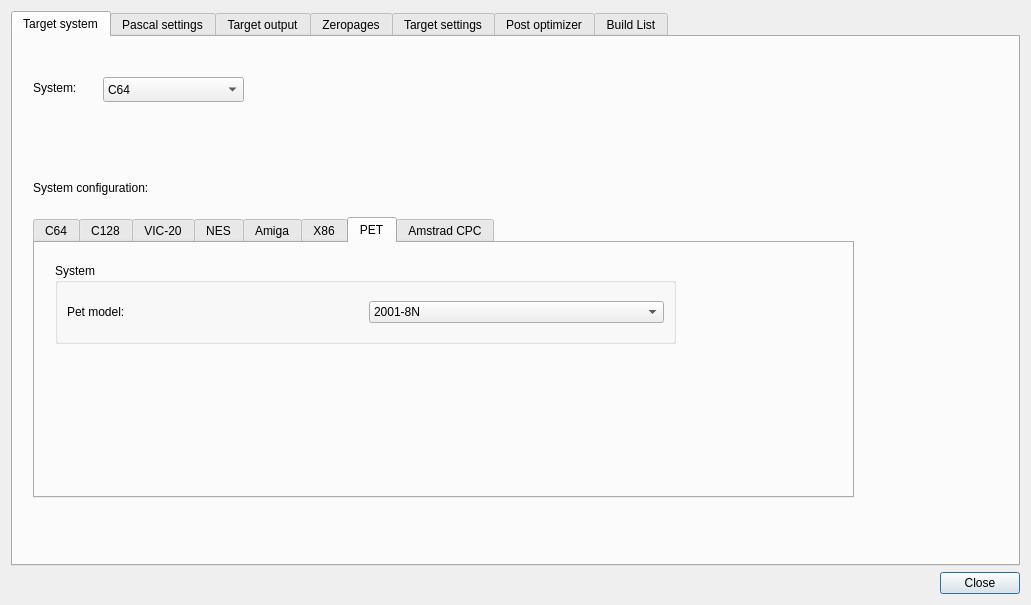
Qt form source/dialogprojectsettings.ui (leuat/TRSE) before a commit.
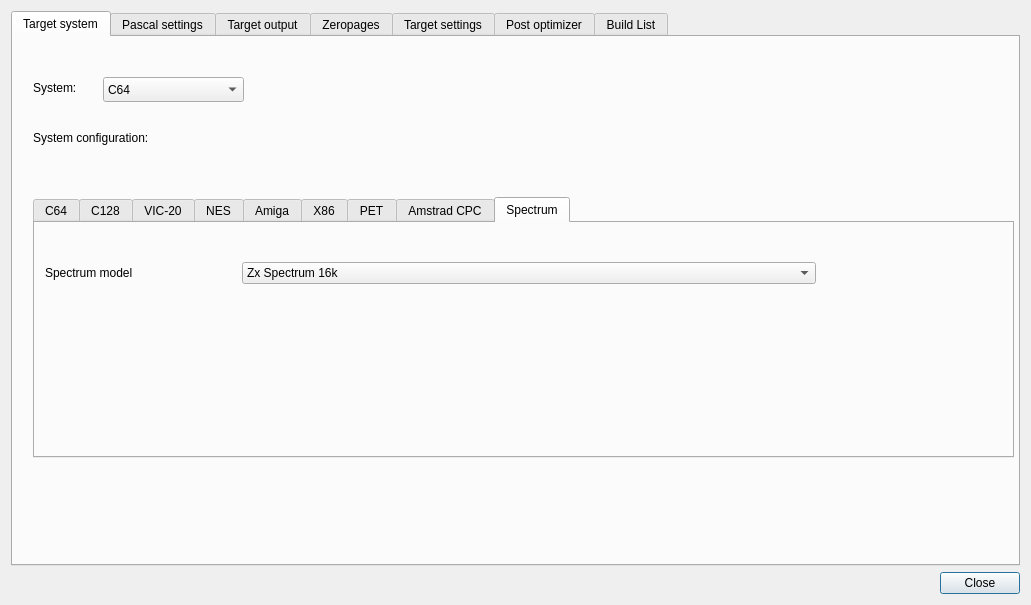
The same form after that commit.

```diff
--- a/source/dialogprojectsettings.ui
+++ b/source/dialogprojectsettings.ui
@@ -186,7 +186,7 @@
          <property name="geometry">
           <rect>
            <x>20</x>
-           <y>130</y>
+           <y>80</y>
            <width>221</width>
            <height>41</height>
           </rect>
@@ -199,13 +199,13 @@
          <property name="geometry">
           <rect>
            <x>20</x>
-           <y>180</y>
-           <width>821</width>
-           <height>281</height>
+           <y>160</y>
+           <width>981</width>
+           <height>261</height>
           </rect>
          </property>
          <property name="currentIndex">
-          <number>6</number>
+          <number>8</number>
          </property>
          <widget class="QWidget" name="tabC64">
           <attribute name="title">
@@ -708,6 +708,49 @@
            </layout>
           </widget>
          </widget>
+         <widget class="QWidget" name="tab_12">
+          <attribute name="title">
+           <string>Spectrum</string>
+          </attribute>
+          <widget class="QWidget" name="gridLayoutWidget">
+           <property name="geometry">
+            <rect>
+             <x>10</x>
+             <y>10</y>
+             <width>771</width>
+             <height>80</height>
+            </rect>
+           </property>
+           <layout class="QGridLayout" name="gridLayout_16" columnstretch="1,3">
+            <item row="0" column="0">
+             <widget class="QLabel" name="label_23">
+              <property name="text">
+               <string>Spectrum model</string>
+              </property>
+             </widget>
+            </item>
+            <item row="0" column="1">
+             <widget class="QComboBox" name="cbmSpectrumModel">
+              <item>
+               <property name="text">
+                <string>Zx Spectrum 16k</string>
+               </property>
+              </item>
+              <item>
+               <property name="text">
+                <string>Zx Spectrum 48k</string>
+               </property>
+              </item>
+              <item>
+               <property name="text">
+                <string>Zx Spectrum 128k</string>
+               </property>
+              </item>
+             </widget>
+            </item>
+           </layout>
+          </widget>
+         </widget>
         </widget>
        </widget>
        <widget class="QWidget" name="tab_9">
```
